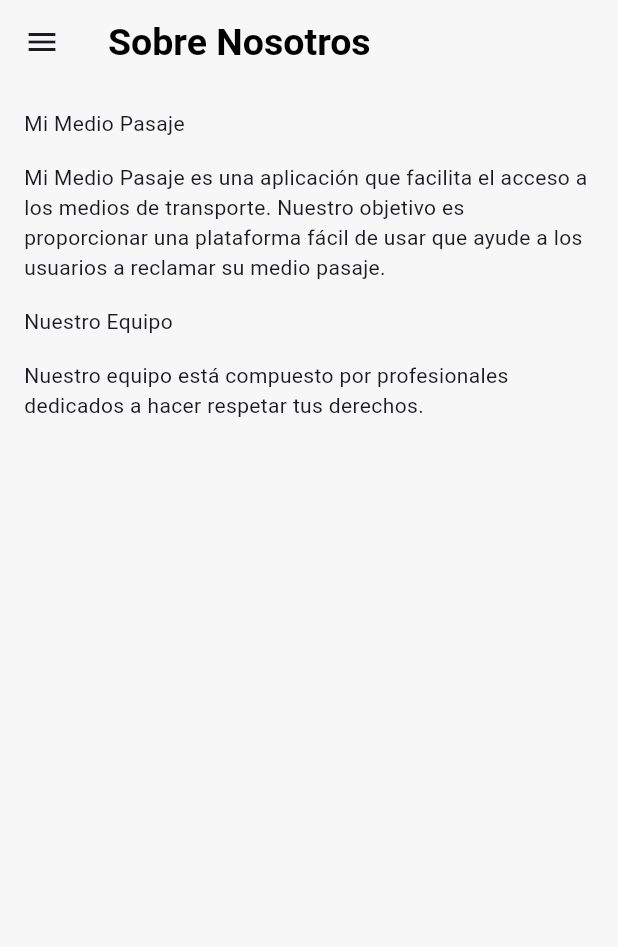
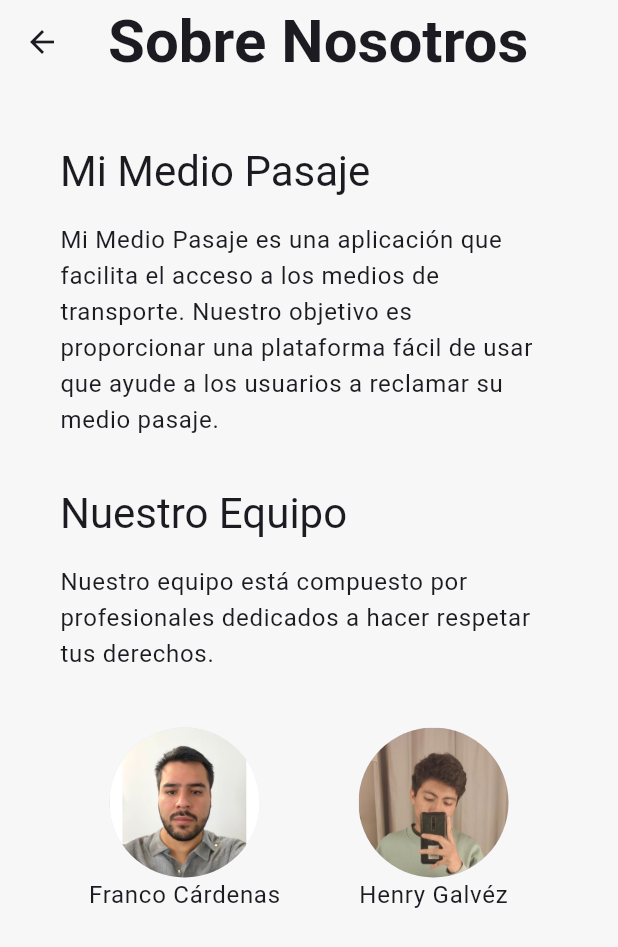
Before and after one commit to francoCarMar/MiMedioPasaje-Frontend, a Flutter app: the AboutUsPage screen opened directly, on a phone screen of 412 x 824 dp. Shown: the top 947 px of the screen. Run offline on Flutter 3.47's test engine with Material 3 defaults, Android fonts, the phone set to English and light mode, and no system bars; our stand-ins replace camera, dio, flutter_dotenv, google_fonts, image_picker, timezone and 1 more; missing offline and left inert: cloudinary_public.

Commit message:
Modificado: mejoro informacion sobre el equipo

```diff
--- a/lib/screens/About_us_page.dart
+++ b/lib/screens/About_us_page.dart
@@ -2,37 +2,71 @@ import 'package:flutter/material.dart';
 import 'package:mi_medio_pasaje/components/navigator_drawer.dart';
 
 class AboutUsPage extends StatelessWidget {
+  final List<Map<String, String>> teamMembers = [
+    {'image': 'lib/assets/Franco.jpg', 'name': 'Franco Cárdenas'},
+    {'image': 'lib/assets/Henry.png', 'name': 'Henry Galvéz'}
+  ];
+
   @override
   Widget build(BuildContext context) {
     return Scaffold(
       appBar: AppBar(
-        title: Text('Sobre Nosotros'),
+        title: Text('Sobre Nosotros',
+            style: Theme.of(context).textTheme.titleLarge),
       ),
-      body: const Padding(
-        padding: EdgeInsets.all(16.0),
+      body: Padding(
+        padding: const EdgeInsets.symmetric(horizontal: 40),
         child: Column(
           crossAxisAlignment: CrossAxisAlignment.start,
           children: <Widget>[
+            const SizedBox(height: 40),
             Text(
               'Mi Medio Pasaje',
+              style: Theme.of(context).textTheme.headlineMedium,
             ),
-            SizedBox(height: 16),
+            const SizedBox(height: 16),
             Text(
               'Mi Medio Pasaje es una aplicación que facilita el acceso a los medios de transporte. '
               'Nuestro objetivo es proporcionar una plataforma fácil de usar que ayude a los usuarios a reclamar su medio pasaje.',
+              style: Theme.of(context).textTheme.bodyLarge,
             ),
-            SizedBox(height: 16),
+            const SizedBox(height: 32),
             Text(
               'Nuestro Equipo',
+              style: Theme.of(context).textTheme.headlineMedium,
             ),
-            SizedBox(height: 16),
+            const SizedBox(height: 16),
             Text(
               'Nuestro equipo está compuesto por profesionales dedicados a hacer respetar tus derechos.',
+              style: Theme.of(context).textTheme.bodyLarge,
+            ),
+            const SizedBox(height: 16),
+            GridView.builder(
+              shrinkWrap: true,
+              physics: const NeverScrollableScrollPhysics(),
+              itemCount: teamMembers.length,
+              gridDelegate: const SliverGridDelegateWithFixedCrossAxisCount(
+                crossAxisCount: 2,
+              ),
+              itemBuilder: (BuildContext context, int index) {
+                return Column(
+                  mainAxisAlignment: MainAxisAlignment.center,
+                  children: <Widget>[
+                    CircleAvatar(
+                      backgroundImage: AssetImage(teamMembers[index]['image']!),
+                      radius: 50.0,
+                    ),
+                    Text(
+                      teamMembers[index]['name']!,
+                      style: Theme.of(context).textTheme.bodyLarge,
+                    ),
+                  ],
+                );
+              },
             ),
           ],
         ),
       ),
-      drawer: const NavigatorDrawer(),
     );
   }
 }
--- a/pubspec.yaml
+++ b/pubspec.yaml
@@ -60,6 +60,8 @@ flutter:
     - .env
     - lib/assets/logo.png
     - lib/assets/MedioPasaje.jpg
+    - lib/assets/Franco.jpg
+    - lib/assets/Henry.png
   #   - images/a_dot_burr.jpeg
   #   - images/a_dot_ham.jpeg
   # An image asset can refer to one or more resolution-specific "variants", see
```
Also changed, not shown: lib/assets/Franco.jpg (added), lib/assets/Henry.png (added).
